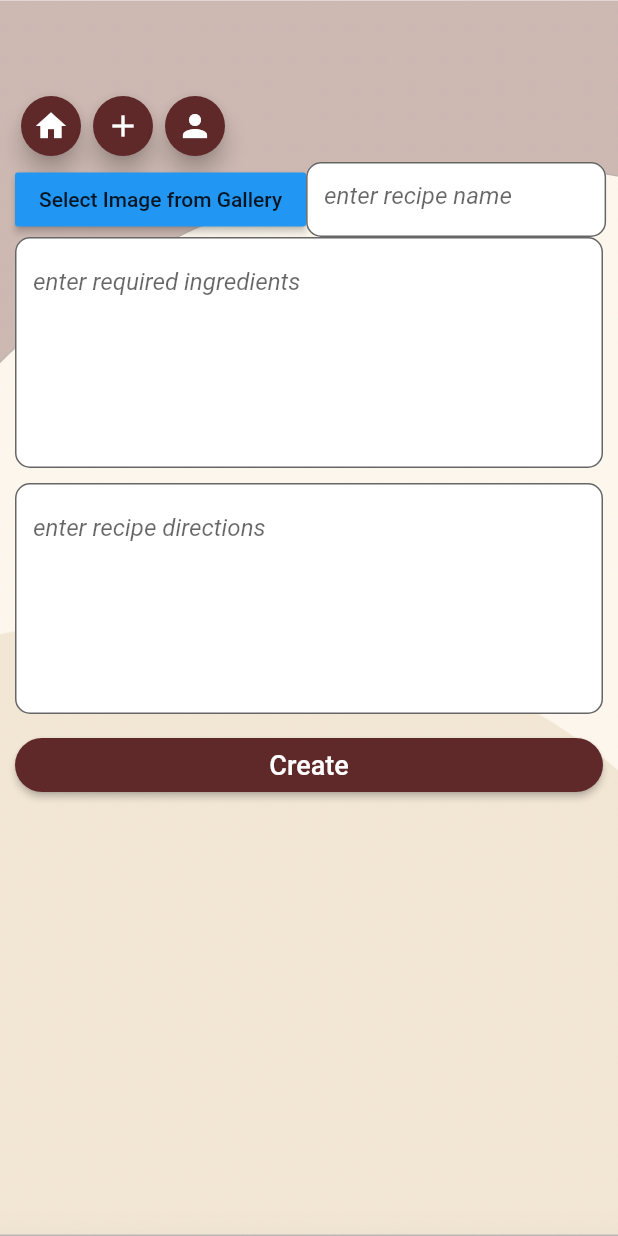
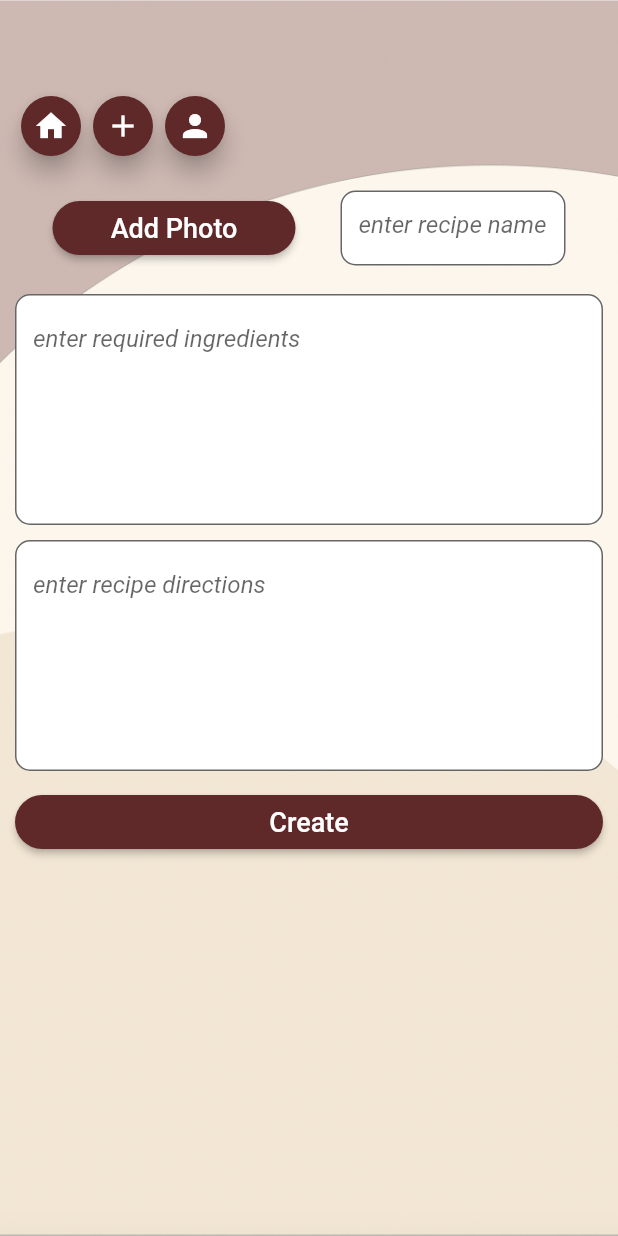
Before and after one commit to vincentv1345/COP4331-Recipe-Book, a Flutter app: the AddScreen screen opened directly, on a phone screen of 412 x 824 dp. Run offline on Flutter 3.47's test engine with Material 2 defaults, Android fonts, the phone set to English and light mode, and no system bars; our stand-ins replace image_picker; missing offline and left inert: outline_search_bar.

Commit message:
Updated Imageupload connections

```diff
--- a/mobile/lib/screens/AddScreen.dart
+++ b/mobile/lib/screens/AddScreen.dart
@@ -19,6 +19,7 @@ String recipeName = '',recipeingredients = '', directions = '', imageInput='';
 bool isChecked = false;
 
 
+
 class AddScreen extends StatefulWidget {
   @override
   _AddScreenState createState() => _AddScreenState();
@@ -26,31 +27,7 @@ class AddScreen extends StatefulWidget {
 
 class _AddScreenState extends State<AddScreen> {
   @override
-  File? image;
 
-  Future selectImage() async {
-    try {
-      final image = await ImagePicker().pickImage(source: ImageSource.gallery);
-      if (image == null) {
-        return;
-      }
-      final imageTemp = File(image.path);
-      List<int> imageBytes = await image.readAsBytes();
-      final len = imageBytes.length;
-      final kb = len / 1024;
-      final mb = kb / 1024;
-      if (mb > 8) {
-        throw ("Image Too Big");
-      }
-      String imageBase64Temp = base64Encode(imageBytes);
-      setState(() {
-        this.image = imageTemp;
-        imageInput = imageBase64Temp;
-      });
-    } on Exception catch (error) {
-      debugPrint("Failed to select image: $error");
-    }
-  }
 
   void initState() {
     super.initState();
@@ -174,16 +151,7 @@ class _MainPageState extends State<MainPage> {
                     crossAxisAlignment: CrossAxisAlignment.center,
                     children: <Widget>[
 
-                      const SizedBox(height: 20.0),
-                      MaterialButton(
-                        color: Colors.blue,
-                        child: const Text(
-                          "Select Image from Gallery",
-                        ),
-                        onPressed: () {
-                          selectImage();
-                        },
-                      ),
+
 
                       /*Container(
                           padding: EdgeInsets.all(0), // Border width
@@ -205,10 +173,39 @@ class _MainPageState extends State<MainPage> {
                             ),
                           )
                       ),*/
+                      Container(
+                        margin: const EdgeInsets.only(top: 20, left: 0,bottom: 20,right:30),
+                        width: MediaQuery.of(context).size.width - 250,
+                        child:
+                        MaterialButton(
+                            child: Text('Add Photo',style: TextStyle(fontSize: 18 ,color:Color(0xffffffff))
+                            ),
+
+                            onPressed: () async {
+                              try{
+
+                                Navigator.push(context, new MaterialPageRoute(
+                                    builder: (context) => new AddImage())
+                                );
+
+
+                              }catch(e){
+
+                              }
+                            },
+
+                            color:const Color(0xff5F2829),
+                            shape: RoundedRectangleBorder(borderRadius:BorderRadius.circular(22.0) ),
+                            textColor: Color(0xffF9DEE8),
+                            padding: EdgeInsets.all(2.0),
+                            splashColor: Colors.black
+                        ),
+                      ),
                       Row(
                         children: <Widget>[
+
                       SizedBox(
-                        width: 200,
+                        width: 150,
                         height: 50,
 
                         child:
--- a/mobile/lib/screens/EditProfile.dart
+++ b/mobile/lib/screens/EditProfile.dart
@@ -166,9 +166,12 @@ class _MainPageState extends State<MainPage> {
 
 
                             try {
+
+                              print(userName);
+                              print(bioText);
                               GlobalData.bio = bioText;
                               GlobalData.userName = userName;
-                              await RecipeData.edit(GlobalData.bio.trim(),GlobalData.userName.trim(), GlobalData.userId.trim() );
+                              await RecipeData.edit(bioText,userName, GlobalData.userId.trim() );
 
 
 
--- a/mobile/lib/screens/ViewRecipe.dart
+++ b/mobile/lib/screens/ViewRecipe.dart
@@ -2,6 +2,7 @@ import 'package:flutter/material.dart';
 import 'package:mobile/screens/LoginScreen.dart';
 import 'package:mobile/utils/getAPI.dart';
 import 'dart:convert';
+
 
 import '../main.dart';
 import 'AddScreen.dart';
@@ -225,7 +226,7 @@ class _MainPageState extends State<MainPage> {
                   mainAxisAlignment: MainAxisAlignment.center, //Center Column contents vertically,
                   crossAxisAlignment: CrossAxisAlignment.center,
                   children: <Widget>[
-                    Text(currentRecipe.recipeName,style: TextStyle(fontSize: 60 ,color:Colors.black)),
+                    Text(currentRecipe.recipeName,style: TextStyle(fontSize: 30 ,fontWeight:FontWeight.bold,color:Colors.black)),
                   ],
                 ), //NAME
 
```
Also changed, not shown: mobile/lib/screens/LoginScreen.dart (+7 -5 lines), mobile/lib/screens/image.dart (+98 -35 lines), mobile/lib/utils/getAPI.dart (+4 -3 lines).
